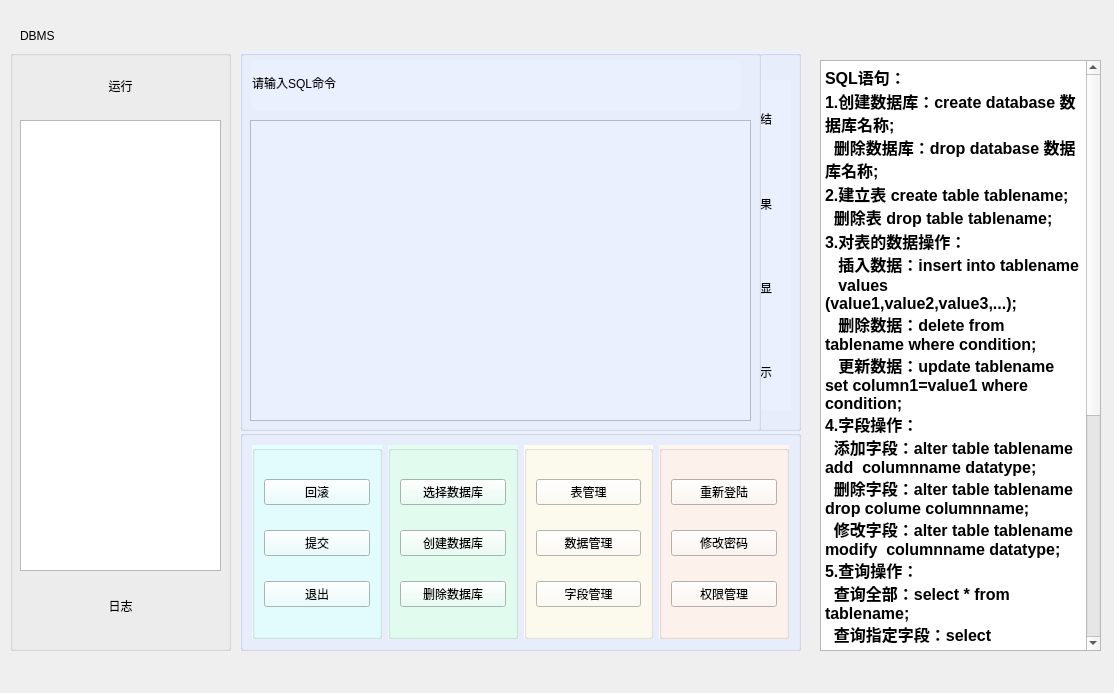
Qt form mainwindow.ui (jy-080610/DBMS) before a commit.
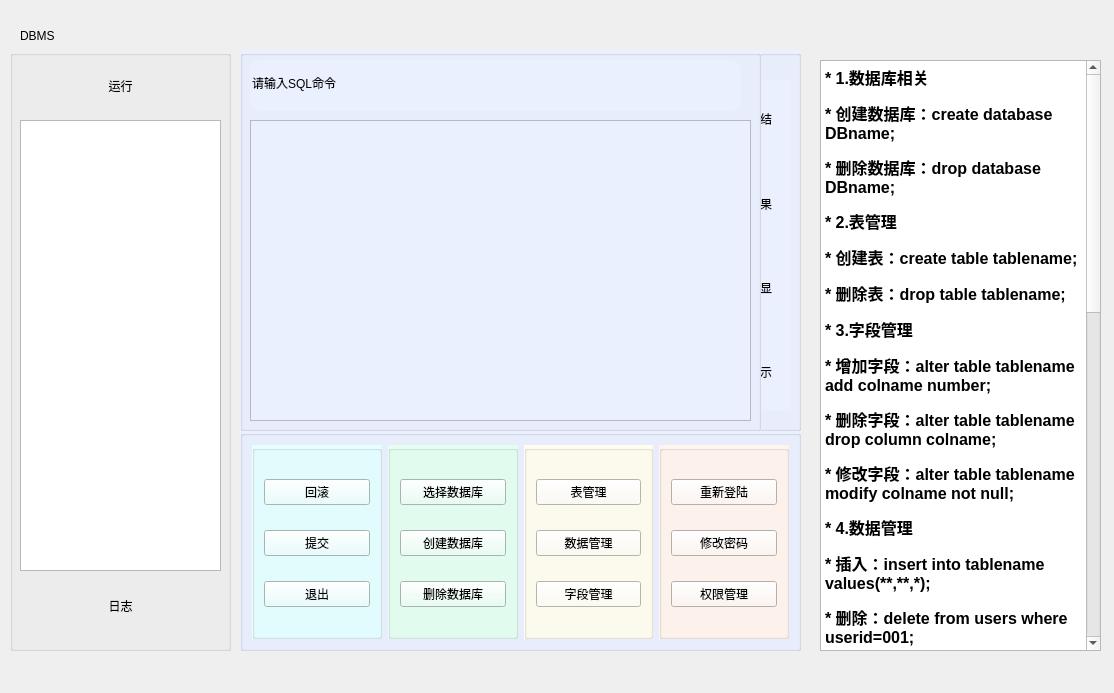
The same form after that commit. Icons and pictures are not drawn.

Diff of the .ui file:
```diff
--- a/mainwindow.ui
+++ b/mainwindow.ui
@@ -438,14 +438,35 @@
      <string>&lt;!DOCTYPE HTML PUBLIC &quot;-//W3C//DTD HTML 4.0//EN&quot; &quot;http://www.w3.org/TR/REC-html40/strict.dtd&quot;&gt;
 &lt;html&gt;&lt;head&gt;&lt;meta name=&quot;qrichtext&quot; content=&quot;1&quot; /&gt;&lt;style type=&quot;text/css&quot;&gt;
 p, li { white-space: pre-wrap; }
-&lt;/style&gt;&lt;/head&gt;&lt;body style=&quot; font-family:'方正粗黑宋简体'; font-size:10pt; font-weight:400; font-style:normal;&quot;&gt;
-&lt;p style=&quot; margin-top:0px; margin-bottom:0px; margin-left:0px; margin-right:0px; -qt-block-indent:0; text-indent:0px;&quot;&gt;&lt;span style=&quot; font-family:'JetBrains Mono','monospace'; font-size:12pt; font-weight:600; color:#000000;&quot;&gt;SQL&lt;/span&gt;&lt;span style=&quot; font-family:'宋体','monospace'; font-size:12pt; font-weight:600; color:#000000;&quot;&gt;语句：&lt;/span&gt;&lt;/p&gt;
-&lt;p style=&quot; margin-top:0px; margin-bottom:0px; margin-left:0px; margin-right:0px; -qt-block-indent:0; text-indent:0px; background-color:#ffffff;&quot;&gt;&lt;span style=&quot; font-family:'JetBrains Mono','monospace'; font-size:12pt; font-weight:600; color:#000000;&quot;&gt;1.&lt;/span&gt;&lt;span style=&quot; font-family:'宋体','monospace'; font-size:12pt; font-weight:600; color:#000000;&quot;&gt;创建数据库：&lt;/span&gt;&lt;span style=&quot; font-family:'JetBrains Mono','monospace'; font-size:12pt; font-weight:600; color:#000000;&quot;&gt;create database &lt;/span&gt;&lt;span style=&quot; font-family:'宋体','monospace'; font-size:12pt; font-weight:600; color:#000000;&quot;&gt;数据库名称&lt;/span&gt;&lt;span style=&quot; font-family:'JetBrains Mono','monospace'; font-size:12pt; font-weight:600; color:#000000;&quot;&gt;;&lt;br /&gt;  &lt;/span&gt;&lt;span style=&quot; font-family:'宋体','monospace'; font-size:12pt; font-weight:600; color:#000000;&quot;&gt;删除数据库：&lt;/span&gt;&lt;span style=&quot; font-family:'JetBrains Mono','monospace'; font-size:12pt; font-weight:600; color:#000000;&quot;&gt;drop database &lt;/span&gt;&lt;span style=&quot; font-family:'宋体','monospace'; font-size:12pt; font-weight:600; color:#000000;&quot;&gt;数据库名称&lt;/span&gt;&lt;span style=&quot; font-family:'JetBrains Mono','monospace'; font-size:12pt; font-weight:600; color:#000000;&quot;&gt;;&lt;/span&gt;&lt;/p&gt;
-&lt;p style=&quot; margin-top:0px; margin-bottom:0px; margin-left:0px; margin-right:0px; -qt-block-indent:0; text-indent:0px; background-color:#ffffff;&quot;&gt;&lt;span style=&quot; font-family:'JetBrains Mono','monospace'; font-size:12pt; font-weight:600; color:#000000;&quot;&gt;2.&lt;/span&gt;&lt;span style=&quot; font-family:'宋体','monospace'; font-size:12pt; font-weight:600; color:#000000;&quot;&gt;建立表&lt;/span&gt;&lt;span style=&quot; font-family:'JetBrains Mono','monospace'; font-size:12pt; font-weight:600; color:#000000;&quot;&gt; create table tablename;&lt;br /&gt;  &lt;/span&gt;&lt;span style=&quot; font-family:'宋体','monospace'; font-size:12pt; font-weight:600; color:#000000;&quot;&gt;删除表&lt;/span&gt;&lt;span style=&quot; font-family:'JetBrains Mono','monospace'; font-size:12pt; font-weight:600; color:#000000;&quot;&gt; drop table tablename;&lt;/span&gt;&lt;/p&gt;
-&lt;p style=&quot; margin-top:0px; margin-bottom:0px; margin-left:0px; margin-right:0px; -qt-block-indent:0; text-indent:0px; background-color:#ffffff;&quot;&gt;&lt;span style=&quot; font-family:'JetBrains Mono','monospace'; font-size:12pt; font-weight:600; color:#000000;&quot;&gt;3.&lt;/span&gt;&lt;span style=&quot; font-family:'宋体','monospace'; font-size:12pt; font-weight:600; color:#000000;&quot;&gt;对表的数据操作：&lt;/span&gt;&lt;span style=&quot; font-family:'JetBrains Mono','monospace'; font-size:12pt; font-weight:600; color:#000000;&quot;&gt;&lt;br /&gt;   &lt;/span&gt;&lt;span style=&quot; font-family:'宋体','monospace'; font-size:12pt; font-weight:600; color:#000000;&quot;&gt;插入数据：&lt;/span&gt;&lt;span style=&quot; font-family:'JetBrains Mono','monospace'; font-size:12pt; font-weight:600; color:#000000;&quot;&gt;insert into tablename &lt;/span&gt;&lt;/p&gt;
-&lt;p style=&quot; margin-top:0px; margin-bottom:0px; margin-left:0px; margin-right:0px; -qt-block-indent:0; text-indent:0px; background-color:#ffffff;&quot;&gt;&lt;span style=&quot; font-family:'JetBrains Mono','monospace'; font-size:12pt; font-weight:600; color:#000000;&quot;&gt;   values (value1,value2,value3,...);&lt;br /&gt;   &lt;/span&gt;&lt;span style=&quot; font-family:'宋体','monospace'; font-size:12pt; font-weight:600; color:#000000;&quot;&gt;删除数据：&lt;/span&gt;&lt;span style=&quot; font-family:'JetBrains Mono','monospace'; font-size:12pt; font-weight:600; color:#000000;&quot;&gt;delete from tablename where condition;&lt;br /&gt;   &lt;/span&gt;&lt;span style=&quot; font-family:'宋体','monospace'; font-size:12pt; font-weight:600; color:#000000;&quot;&gt;更新数据：&lt;/span&gt;&lt;span style=&quot; font-family:'JetBrains Mono','monospace'; font-size:12pt; font-weight:600; color:#000000;&quot;&gt;update tablename set column1=value1 where condition;&lt;br /&gt;4.&lt;/span&gt;&lt;span style=&quot; font-family:'宋体','monospace'; font-size:12pt; font-weight:600; color:#000000;&quot;&gt;字段操作：&lt;/span&gt;&lt;span style=&quot; font-family:'JetBrains Mono','monospace'; font-size:12pt; font-weight:600; color:#000000;&quot;&gt;&lt;br /&gt;  &lt;/span&gt;&lt;span style=&quot; font-family:'宋体','monospace'; font-size:12pt; font-weight:600; color:#000000;&quot;&gt;添加字段：&lt;/span&gt;&lt;span style=&quot; font-family:'JetBrains Mono','monospace'; font-size:12pt; font-weight:600; color:#000000;&quot;&gt;alter table tablename add  columnname datatype;&lt;br /&gt;  &lt;/span&gt;&lt;span style=&quot; font-family:'宋体','monospace'; font-size:12pt; font-weight:600; color:#000000;&quot;&gt;删除字段：&lt;/span&gt;&lt;span style=&quot; font-family:'JetBrains Mono','monospace'; font-size:12pt; font-weight:600; color:#000000;&quot;&gt;alter table tablename drop colume columnname;&lt;br /&gt;  &lt;/span&gt;&lt;span style=&quot; font-family:'宋体','monospace'; font-size:12pt; font-weight:600; color:#000000;&quot;&gt;修改字段：&lt;/span&gt;&lt;span style=&quot; font-family:'JetBrains Mono','monospace'; font-size:12pt; font-weight:600; color:#000000;&quot;&gt;alter table tablename modify  columnname datatype;&lt;br /&gt;5.&lt;/span&gt;&lt;span style=&quot; font-family:'宋体','monospace'; font-size:12pt; font-weight:600; color:#000000;&quot;&gt;查询操作：&lt;/span&gt;&lt;span style=&quot; font-family:'JetBrains Mono','monospace'; font-size:12pt; font-weight:600; color:#000000;&quot;&gt;&lt;br /&gt;  &lt;/span&gt;&lt;span style=&quot; font-family:'宋体','monospace'; font-size:12pt; font-weight:600; color:#000000;&quot;&gt;查询全部：&lt;/span&gt;&lt;span style=&quot; font-family:'JetBrains Mono','monospace'; font-size:12pt; font-weight:600; color:#000000;&quot;&gt;select * from tablename;&lt;br /&gt;  &lt;/span&gt;&lt;span style=&quot; font-family:'宋体','monospace'; font-size:12pt; font-weight:600; color:#000000;&quot;&gt;查询指定字段：&lt;/span&gt;&lt;span style=&quot; font-family:'JetBrains Mono','monospace'; font-size:12pt; font-weight:600; color:#000000;&quot;&gt;select &lt;/span&gt;&lt;span style=&quot; font-family:'宋体','monospace'; font-size:12pt; font-weight:600; color:#000000;&quot;&gt;（&lt;/span&gt;&lt;span style=&quot; font-family:'JetBrains Mono','monospace'; font-size:12pt; font-weight:600; color:#000000;&quot;&gt;column1,column2,column3&lt;/span&gt;&lt;span style=&quot; font-family:'宋体','monospace'; font-size:12pt; font-weight:600; color:#000000;&quot;&gt;）&lt;/span&gt;&lt;span style=&quot; font-family:'JetBrains Mono','monospace'; font-size:12pt; font-weight:600; color:#000000;&quot;&gt; &lt;/span&gt;&lt;/p&gt;
-&lt;p style=&quot; margin-top:0px; margin-bottom:0px; margin-left:0px; margin-right:0px; -qt-block-indent:0; text-indent:0px; background-color:#ffffff;&quot;&gt;&lt;span style=&quot; font-family:'JetBrains Mono','monospace'; font-size:12pt; font-weight:600; color:#000000;&quot;&gt;  from tablename;&lt;br /&gt;  &lt;/span&gt;&lt;span style=&quot; font-family:'宋体','monospace'; font-size:12pt; font-weight:600; color:#000000;&quot;&gt;查询指定字段以及&lt;/span&gt;&lt;span style=&quot; font-family:'JetBrains Mono','monospace'; font-size:12pt; font-weight:600; color:#000000;&quot;&gt;where&lt;/span&gt;&lt;span style=&quot; font-family:'宋体','monospace'; font-size:12pt; font-weight:600; color:#000000;&quot;&gt;条件：&lt;/span&gt;&lt;span style=&quot; font-family:'JetBrains Mono','monospace'; font-size:12pt; font-weight:600; color:#000000;&quot;&gt;select &lt;/span&gt;&lt;span style=&quot; font-family:'宋体','monospace'; font-size:12pt; font-weight:600; color:#000000;&quot;&gt;（&lt;/span&gt;&lt;span style=&quot; font-family:'JetBrains Mono','monospace'; font-size:12pt; font-weight:600; color:#000000;&quot;&gt;column1,column2）&lt;/span&gt;&lt;/p&gt;
-&lt;p style=&quot; margin-top:0px; margin-bottom:0px; margin-left:0px; margin-right:0px; -qt-block-indent:0; text-indent:0px; background-color:#ffffff;&quot;&gt;&lt;span style=&quot; font-family:'JetBrains Mono','monospace'; font-size:12pt; font-weight:600; color:#000000;&quot;&gt;   from tablename where &lt;/span&gt;&lt;span style=&quot; font-family:'宋体','monospace'; font-size:12pt; font-weight:600; color:#000000;&quot;&gt;属性名&lt;/span&gt;&lt;span style=&quot; font-family:'JetBrains Mono','monospace'; font-size:12pt; font-weight:600; color:#000000;&quot;&gt;=XXX;&lt;br /&gt;6.&lt;/span&gt;&lt;span style=&quot; font-family:'宋体','monospace'; font-size:12pt; font-weight:600; color:#000000;&quot;&gt;建立索引：&lt;/span&gt;&lt;span style=&quot; font-family:'JetBrains Mono','monospace'; font-size:12pt; font-weight:600; color:#000000;&quot;&gt;&lt;br /&gt;  &lt;/span&gt;&lt;span style=&quot; font-family:'宋体','monospace'; font-size:12pt; font-weight:600; color:#000000;&quot;&gt;建立索引：&lt;/span&gt;&lt;span style=&quot; font-family:'JetBrains Mono','monospace'; font-size:12pt; font-weight:600; color:#000000;&quot;&gt;create index indexname on tablename(columnname);&lt;br /&gt;  &lt;/span&gt;&lt;span style=&quot; font-family:'宋体','monospace'; font-size:12pt; font-weight:600; color:#000000;&quot;&gt;删除索引：&lt;/span&gt;&lt;span style=&quot; font-family:'JetBrains Mono','monospace'; font-size:12pt; font-weight:600; color:#000000;&quot;&gt;drop index indexname;&lt;br /&gt;7.&lt;/span&gt;&lt;span style=&quot; font-family:'宋体','monospace'; font-size:12pt; font-weight:600; color:#000000;&quot;&gt;权限设置：&lt;/span&gt;&lt;span style=&quot; font-family:'JetBrains Mono','monospace'; font-size:12pt; font-weight:600; color:#000000;&quot;&gt;&lt;br /&gt;  授予权限：grant on tablename to username;&lt;br /&gt;  撤回权限：revoke on tablename from username;&lt;br /&gt; &lt;/span&gt;&lt;/p&gt;&lt;/body&gt;&lt;/html&gt;</string>
+&lt;/style&gt;&lt;/head&gt;&lt;body style=&quot; font-family:'华文中宋'; font-size:10pt; font-weight:400; font-style:normal;&quot;&gt;
+&lt;p style=&quot; margin-top:12px; margin-bottom:12px; margin-left:0px; margin-right:0px; -qt-block-indent:0; text-indent:0px;&quot;&gt;&lt;span style=&quot; font-family:'方正粗黑宋简体'; font-size:12pt; font-weight:600; color:#000000;&quot;&gt;* 1.数据库相关&lt;/span&gt;&lt;/p&gt;
+&lt;p style=&quot; margin-top:12px; margin-bottom:12px; margin-left:0px; margin-right:0px; -qt-block-indent:0; text-indent:0px;&quot;&gt;&lt;span style=&quot; font-family:'Courier New'; font-size:12pt; font-weight:600; color:#000000;&quot;&gt;* 创建数据库：create database DBname;&lt;/span&gt;&lt;/p&gt;
+&lt;p style=&quot; margin-top:12px; margin-bottom:12px; margin-left:0px; margin-right:0px; -qt-block-indent:0; text-indent:0px;&quot;&gt;&lt;span style=&quot; font-family:'Courier New'; font-size:12pt; font-weight:600; color:#000000;&quot;&gt;* 删除数据库：drop database DBname;&lt;/span&gt;&lt;/p&gt;
+&lt;p style=&quot; margin-top:12px; margin-bottom:12px; margin-left:0px; margin-right:0px; -qt-block-indent:0; text-indent:0px;&quot;&gt;&lt;span style=&quot; font-family:'Courier New'; font-size:12pt; font-weight:600; color:#000000;&quot;&gt;* 2.表管理&lt;/span&gt;&lt;/p&gt;
+&lt;p style=&quot; margin-top:12px; margin-bottom:12px; margin-left:0px; margin-right:0px; -qt-block-indent:0; text-indent:0px;&quot;&gt;&lt;span style=&quot; font-family:'Courier New'; font-size:12pt; font-weight:600; color:#000000;&quot;&gt;* 创建表：create table tablename;&lt;/span&gt;&lt;/p&gt;
+&lt;p style=&quot; margin-top:12px; margin-bottom:12px; margin-left:0px; margin-right:0px; -qt-block-indent:0; text-indent:0px;&quot;&gt;&lt;span style=&quot; font-family:'Courier New'; font-size:12pt; font-weight:600; color:#000000;&quot;&gt;* 删除表：drop table tablename;&lt;/span&gt;&lt;/p&gt;
+&lt;p style=&quot; margin-top:12px; margin-bottom:12px; margin-left:0px; margin-right:0px; -qt-block-indent:0; text-indent:0px;&quot;&gt;&lt;span style=&quot; font-family:'Courier New'; font-size:12pt; font-weight:600; color:#000000;&quot;&gt;* 3.字段管理&lt;/span&gt;&lt;/p&gt;
+&lt;p style=&quot; margin-top:12px; margin-bottom:12px; margin-left:0px; margin-right:0px; -qt-block-indent:0; text-indent:0px;&quot;&gt;&lt;span style=&quot; font-family:'Courier New'; font-size:12pt; font-weight:600; color:#000000;&quot;&gt;* 增加字段：alter table tablename add colname number;&lt;/span&gt;&lt;/p&gt;
+&lt;p style=&quot; margin-top:12px; margin-bottom:12px; margin-left:0px; margin-right:0px; -qt-block-indent:0; text-indent:0px;&quot;&gt;&lt;span style=&quot; font-family:'Courier New'; font-size:12pt; font-weight:600; color:#000000;&quot;&gt;* 删除字段：alter table tablename drop column colname;&lt;/span&gt;&lt;/p&gt;
+&lt;p style=&quot; margin-top:12px; margin-bottom:12px; margin-left:0px; margin-right:0px; -qt-block-indent:0; text-indent:0px;&quot;&gt;&lt;span style=&quot; font-family:'Courier New'; font-size:12pt; font-weight:600; color:#000000;&quot;&gt;* 修改字段：alter table tablename modify colname not null;&lt;/span&gt;&lt;/p&gt;
+&lt;p style=&quot; margin-top:12px; margin-bottom:12px; margin-left:0px; margin-right:0px; -qt-block-indent:0; text-indent:0px;&quot;&gt;&lt;span style=&quot; font-family:'Courier New'; font-size:12pt; font-weight:600; color:#000000;&quot;&gt;* 4.数据管理&lt;/span&gt;&lt;/p&gt;
+&lt;p style=&quot; margin-top:12px; margin-bottom:12px; margin-left:0px; margin-right:0px; -qt-block-indent:0; text-indent:0px;&quot;&gt;&lt;span style=&quot; font-family:'Courier New'; font-size:12pt; font-weight:600; color:#000000;&quot;&gt;* 插入：insert into tablename values(**,**,*);&lt;/span&gt;&lt;/p&gt;
+&lt;p style=&quot; margin-top:12px; margin-bottom:12px; margin-left:0px; margin-right:0px; -qt-block-indent:0; text-indent:0px;&quot;&gt;&lt;span style=&quot; font-family:'Courier New'; font-size:12pt; font-weight:600; color:#000000;&quot;&gt;* 删除：delete from users where userid=001;&lt;/span&gt;&lt;/p&gt;
+&lt;p style=&quot; margin-top:12px; margin-bottom:12px; margin-left:0px; margin-right:0px; -qt-block-indent:0; text-indent:0px;&quot;&gt;&lt;span style=&quot; font-family:'Courier New'; font-size:12pt; font-weight:600; color:#000000;&quot;&gt;* 更新：update tablename set username=111 where id=2;&lt;/span&gt;&lt;/p&gt;
+&lt;p style=&quot; margin-top:12px; margin-bottom:12px; margin-left:0px; margin-right:0px; -qt-block-indent:0; text-indent:0px;&quot;&gt;&lt;span style=&quot; font-family:'Courier New'; font-size:12pt; font-weight:600; color:#000000;&quot;&gt;* 5.查询&lt;/span&gt;&lt;/p&gt;
+&lt;p style=&quot; margin-top:12px; margin-bottom:12px; margin-left:0px; margin-right:0px; -qt-block-indent:0; text-indent:0px;&quot;&gt;&lt;span style=&quot; font-family:'Courier New'; font-size:12pt; font-weight:600; color:#000000;&quot;&gt;* 查询全部：select * from tablename;&lt;/span&gt;&lt;/p&gt;
+&lt;p style=&quot; margin-top:12px; margin-bottom:12px; margin-left:0px; margin-right:0px; -qt-block-indent:0; text-indent:0px;&quot;&gt;&lt;span style=&quot; font-family:'Courier New'; font-size:12pt; font-weight:600; color:#000000;&quot;&gt;* 查询指定字段所有记录：select (fieldname1,fieldname2) from tablename;&lt;/span&gt;&lt;/p&gt;
+&lt;p style=&quot; margin-top:12px; margin-bottom:12px; margin-left:0px; margin-right:0px; -qt-block-indent:0; text-indent:0px;&quot;&gt;&lt;span style=&quot; font-family:'Courier New'; font-size:12pt; font-weight:600; color:#000000;&quot;&gt;* ****注意：提取括号里的所有内容，然后展示的时候再用正则进一步解析&lt;/span&gt;&lt;/p&gt;
+&lt;p style=&quot; margin-top:12px; margin-bottom:12px; margin-left:0px; margin-right:0px; -qt-block-indent:0; text-indent:0px;&quot;&gt;&lt;span style=&quot; font-family:'Courier New'; font-size:12pt; font-weight:600; color:#000000;&quot;&gt;* 查询指定字段和where条件（单一条件）:select (sname,sno,sex) from tablename where id=1009;&lt;/span&gt;&lt;/p&gt;
+&lt;p style=&quot; margin-top:12px; margin-bottom:12px; margin-left:0px; margin-right:0px; -qt-block-indent:0; text-indent:0px;&quot;&gt;&lt;span style=&quot; font-family:'Courier New'; font-size:12pt; font-weight:600; color:#000000;&quot;&gt;* 6.索引&lt;/span&gt;&lt;/p&gt;
+&lt;p style=&quot; margin-top:12px; margin-bottom:12px; margin-left:0px; margin-right:0px; -qt-block-indent:0; text-indent:0px;&quot;&gt;&lt;span style=&quot; font-family:'Courier New'; font-size:12pt; font-weight:600; color:#000000;&quot;&gt;* create index idxname on tablename(fieldname);&lt;/span&gt;&lt;/p&gt;
+&lt;p style=&quot; margin-top:12px; margin-bottom:12px; margin-left:0px; margin-right:0px; -qt-block-indent:0; text-indent:0px;&quot;&gt;&lt;span style=&quot; font-family:'Courier New'; font-size:12pt; font-weight:600; color:#000000;&quot;&gt;* drop index idxname on tablename;&lt;/span&gt;&lt;/p&gt;
+&lt;p style=&quot; margin-top:12px; margin-bottom:12px; margin-left:0px; margin-right:0px; -qt-block-indent:0; text-indent:0px;&quot;&gt;&lt;span style=&quot; font-family:'Courier New'; font-size:12pt; font-weight:600; color:#000000;&quot;&gt;* 7.导入sql脚本&lt;/span&gt;&lt;/p&gt;
+&lt;p style=&quot; margin-top:12px; margin-bottom:12px; margin-left:0px; margin-right:0px; -qt-block-indent:0; text-indent:0px;&quot;&gt;&lt;span style=&quot; font-family:'Courier New'; font-size:12pt; font-weight:600; color:#000000;&quot;&gt;* import script E:/database.sql;&lt;/span&gt;&lt;/p&gt;
+&lt;p style=&quot; margin-top:12px; margin-bottom:12px; margin-left:0px; margin-right:0px; -qt-block-indent:0; text-indent:0px;&quot;&gt;&lt;span style=&quot; font-family:'Courier New'; font-size:12pt; font-weight:600; color:#000000;&quot;&gt;* 8.权限赋予和回收&lt;/span&gt;&lt;/p&gt;
+&lt;p style=&quot; margin-top:12px; margin-bottom:12px; margin-left:0px; margin-right:0px; -qt-block-indent:0; text-indent:0px;&quot;&gt;&lt;span style=&quot; font-family:'Courier New'; font-size:12pt; font-weight:600; color:#000000;&quot;&gt;* （任意数量的权限和用户名）&lt;/span&gt;&lt;/p&gt;
+&lt;p style=&quot; margin-top:12px; margin-bottom:12px; margin-left:0px; margin-right:0px; -qt-block-indent:0; text-indent:0px;&quot;&gt;&lt;span style=&quot; font-family:'Courier New'; font-size:12pt; font-weight:600; color:#000000;&quot;&gt;* grant create,drop,update,insert,delete on tablename to username1,username2;&lt;/span&gt;&lt;/p&gt;
+&lt;p style=&quot; margin-top:12px; margin-bottom:12px; margin-left:0px; margin-right:0px; -qt-block-indent:0; text-indent:0px;&quot;&gt;&lt;span style=&quot; font-family:'Courier New'; font-size:12pt; font-weight:600; color:#000000;&quot;&gt;* revoke create,drop,update,insert,delete on tablename from username;&lt;/span&gt;&lt;/p&gt;&lt;/body&gt;&lt;/html&gt;</string>
     </property>
    </widget>
   </widget>
```
Left out of the diff: 1 changed line with no effect on the pictures.
